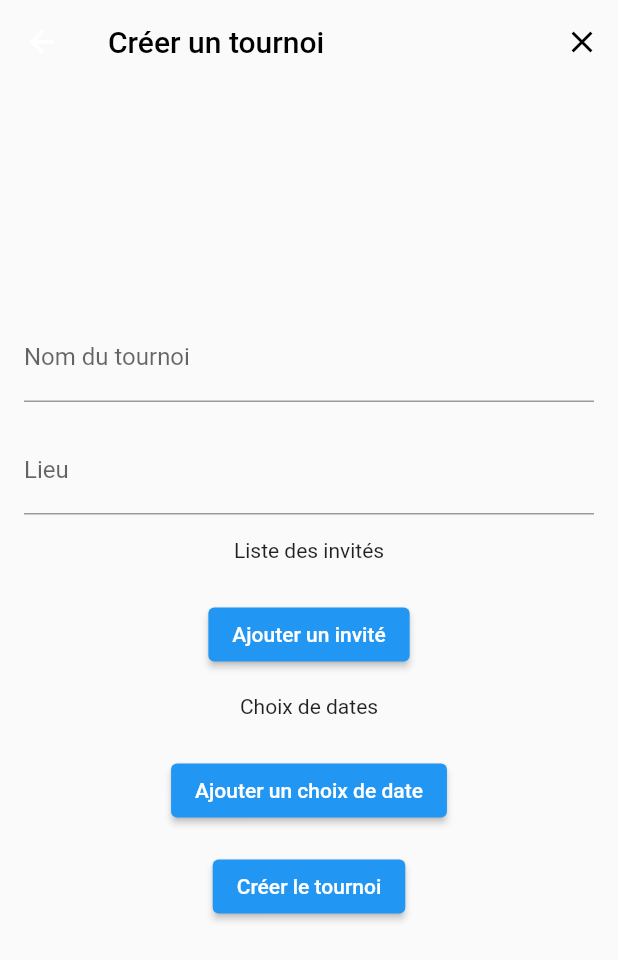
After one commit to brakzog/tournamentManagement, a Flutter app: the HomePage screen opened directly, item 2 of the bottom bar chosen, after a tap on the "add" icon, on a phone screen of 412 x 824 dp. The commit adds this screen. Shown: the top 960 px of the screen. Run offline on Flutter 3.47's test engine with Material 2 defaults, Android fonts, the phone set to English and light mode, and no system bars; our stand-ins replace firebase_auth, firebase_core, firebase_database, flutter_secure_storage, google_sign_in; missing offline and left inert: the_apple_sign_in; accounts and stored records are empty.

Commit message:
feat: add create tournament page UI alpha version feat: add logout action on bototm bar

```diff
--- a/lib/models/tournament.dart
+++ b/lib/models/tournament.dart
@@ -1,5 +1,4 @@
-import 'package:tournament_management/models/endTournament.dart';
-import 'package:tournament_management/models/match.dart';
+import 'package:tournament_management/models/end_tournament.dart';
 import 'package:tournament_management/models/poule.dart';
 
 class Tournament {
--- /dev/null
+++ b/lib/pages/create_tournament_page.dart
@@ -0,0 +1,243 @@
+import 'package:flutter/material.dart';
+import 'package:intl/intl.dart';
+
+class CreateTournamentPage extends StatefulWidget {
+  const CreateTournamentPage({super.key});
+
+  @override
+  CreateTournamentPageState createState() => CreateTournamentPageState();
+}
+
+class CreateTournamentPageState extends State<CreateTournamentPage> {
+  final TextEditingController _tournamentNameController =
+      TextEditingController();
+  final TextEditingController _locationController = TextEditingController();
+  final List<String> _guestList = [];
+  final List<DateTime> _selectedDates = [];
+
+  @override
+  Widget build(BuildContext context) {
+    return Scaffold(
+      extendBodyBehindAppBar: true,
+      appBar: AppBar(
+        title: const Text(
+          "Créer un tournoi",
+          style: TextStyle(color: Colors.black),
+        ),
+        backgroundColor: Colors.transparent,
+        elevation: 0,
+        actions: [
+          IconButton(
+            icon: const Icon(
+              Icons.close,
+              color: Colors.black,
+            ),
+            onPressed: () {
+              Navigator.pop(context);
+            },
+          ),
+        ],
+      ),
+      body: Padding(
+        padding: const EdgeInsets.all(16.0),
+        child: Column(
+          mainAxisAlignment: MainAxisAlignment.center,
+          children: [
+            TextFormField(
+              controller: _tournamentNameController,
+              decoration: const InputDecoration(labelText: "Nom du tournoi"),
+            ),
+            const SizedBox(height: 16.0),
+            TextFormField(
+              controller: _locationController,
+              decoration: const InputDecoration(labelText: "Lieu"),
+            ),
+            const SizedBox(height: 16.0),
+            _buildGuestList(),
+            const SizedBox(height: 16.0),
+            ElevatedButton(
+              onPressed: () {
+                _addGuest(context);
+              },
+              child: const Text("Ajouter un invité"),
+            ),
+            const SizedBox(height: 16.0),
+            _buildDateList(),
+            const SizedBox(height: 16.0),
+            ElevatedButton(
+              onPressed: () {
+                _showDateTimePickerDialog(context);
+              },
+              child: const Text("Ajouter un choix de date"),
+            ),
+            const SizedBox(height: 16.0),
+            ElevatedButton(
+              onPressed: () {
+                // Traitement à effectuer lors de la soumission du formulaire
+              },
+              child: const Text("Créer le tournoi"),
+            ),
+          ],
+        ),
+      ),
+    );
+  }
+
+  Widget _buildGuestList() {
+    return Column(
+      crossAxisAlignment: CrossAxisAlignment.start,
+      children: [
+        const Text("Liste des invités"),
+        const SizedBox(height: 8.0),
+        Wrap(
+          children: _guestList.map((guest) {
+            return Chip(
+              label: Text(guest),
+              deleteIcon: const Icon(Icons.cancel),
+              onDeleted: () {
+                _removeGuest(guest);
+              },
+            );
+          }).toList(),
+        ),
+      ],
+    );
+  }
+
+  void _addGuest(BuildContext context) async {
+    String? newGuest = await showDialog(
+      context: context,
+      builder: (BuildContext context) {
+        String guest = '';
+        return AlertDialog(
+          title: const Text('Ajouter un invité'),
+          content: TextField(
+            onChanged: (value) {
+              guest = value;
+            },
+            decoration: const InputDecoration(hintText: 'Nom de l\'invité'),
+          ),
+          actions: [
+            TextButton(
+              onPressed: () {
+                Navigator.pop(context); // Annuler
+              },
+              child: const Text('Annuler'),
+            ),
+            ElevatedButton(
+              onPressed: () {
+                Navigator.pop(context, guest); // Ajouter
+              },
+              child: const Text('Ajouter'),
+            ),
+          ],
+        );
+      },
+    );
+
+    if (newGuest != null && newGuest.isNotEmpty) {
+      setState(() {
+        _guestList.add(newGuest);
+      });
+    }
+  }
+
+  void _removeGuest(String guest) {
+    setState(() {
+      _guestList.remove(guest);
+    });
+  }
+
+  Widget _buildDateList() {
+    return Column(
+      crossAxisAlignment: CrossAxisAlignment.start,
+      children: [
+        const Text("Choix de dates"),
+        const SizedBox(height: 8.0),
+        Wrap(
+          children: _selectedDates.map((dateStr) {
+            return Chip(
+              label: Text(DateFormat('dd/MM/yyyy HH:mm').format(dateStr)),
+              deleteIcon: const Icon(Icons.cancel),
+              onDeleted: () {
+                _removeDate(dateStr);
+              },
+            );
+          }).toList(),
+        ),
+      ],
+    );
+  }
+
+  void _removeDate(DateTime date) {
+    setState(() {
+      _selectedDates.remove(date);
+    });
+  }
+
+  // Fonction pour afficher le dialogue de sélection de dates
+  Future<void> _showDateTimePickerDialog(BuildContext context) async {
+    DateTime currentDate = DateTime.now();
+
+    BuildContext dialogContext = context;
+
+    List<Object?> results = await Future.wait([
+      showDatePicker(
+        context: context,
+        initialDate: currentDate,
+        firstDate: currentDate,
+        lastDate: DateTime(2101),
+        selectableDayPredicate: (DateTime date) {
+          return true;
+        },
+      ),
+      showTimePicker(
+        context: dialogContext,
+        initialTime: TimeOfDay.now(),
+      ),
+    ]);
+
+    DateTime? pickedDate = results[0] as DateTime?;
+    TimeOfDay? pickedTime = results[1] as TimeOfDay?;
+
+    if (pickedDate != null && pickedTime != null) {
+      DateTime selectedDateTime = DateTime(
+        pickedDate.year,
+        pickedDate.month,
+        pickedDate.day,
+        pickedTime.hour,
+        pickedTime.minute,
+      );
+
+      if (!_selectedDates.contains(selectedDateTime)) {
+        setState(() {
+          _selectedDates.add(selectedDateTime);
+        });
+      }
+    }
+  }
+}
+
+class AnimatedCreateTournamentPageRoute extends PageRouteBuilder {
+  final Widget page;
+
+  AnimatedCreateTournamentPageRoute({required this.page})
+      : super(
+          pageBuilder: (context, animation, secondaryAnimation) => page,
+          transitionsBuilder: (context, animation, secondaryAnimation, child) {
+            const begin = Offset(0.0, 1.0);
+            const end = Offset.zero;
+            const curve = Curves.easeInOut;
+
+            var tween =
+                Tween(begin: begin, end: end).chain(CurveTween(curve: curve));
+
+            var offsetAnimation = animation.drive(tween);
+
+            return SlideTransition(
+              position: offsetAnimation,
+              child: child,
+            );
+          },
+        );
+}
--- a/lib/pages/home_page.dart
+++ b/lib/pages/home_page.dart
@@ -1,4 +1,8 @@
+import 'package:firebase_auth/firebase_auth.dart';
 import 'package:flutter/material.dart';
+import 'package:flutter_secure_storage/flutter_secure_storage.dart';
+import 'package:tournament_management/pages/create_tournament_page.dart';
+import 'package:tournament_management/pages/login_page.dart';
 import 'package:tournament_management/pages/participation_screen.dart';
 import 'package:tournament_management/pages/tournament_screen.dart';
 
@@ -16,6 +20,7 @@ class HomePageState extends State<HomePage> {
   final List<Widget> _tabs = [
     const TournamentScreen(),
     const ParticipationScreen(),
+    const LoginPage(),
   ];
 
   @override
@@ -28,10 +33,15 @@ class HomePageState extends State<HomePage> {
       bottomNavigationBar: BottomNavigationBar(
         currentIndex: _currentIndex, // L'onglet actuellement sélectionné.
         onTap: (int index) {
-          setState(() {
-            _currentIndex =
-                index; // Met à jour l'onglet actuellement sélectionné.
-          });
+          if (index == 2) {
+            // logout action
+            logoutUser();
+          } else {
+            setState(() {
+              _currentIndex =
+                  index; // Met à jour l'onglet actuellement sélectionné.
+            });
+          }
         },
         items: const [
           BottomNavigationBarItem(
@@ -42,7 +52,41 @@ class HomePageState extends State<HomePage> {
             icon: Icon(Icons.people), // Icône pour "Participations".
             label: "Participations",
           ),
+          BottomNavigationBarItem(
+            icon: Icon(
+              Icons.logout,
+            ),
+            label: "Se déconnecter",
+          ),
         ],
+      ),
+      floatingActionButton: FloatingActionButton(
+        onPressed: () {
+          // Action à effectuer lors du clic sur le bouton flottant.
+          // Par exemple, naviguer vers la page de création de tournoi.
+          Navigator.push(
+            context,
+            AnimatedCreateTournamentPageRoute(
+                page: const CreateTournamentPage()),
+          );
+        },
+        child: const Icon(Icons.add),
+      ),
+      floatingActionButtonLocation: FloatingActionButtonLocation.endFloat,
+    );
+  }
+
+  void logoutUser() async {
+    /*final userId = await const FlutterSecureStorage().read(key: "userId");
+    final credentialState = await TheAppleSignIn.getCredentialState(userId!);*/
+    FirebaseAuth.instance.signOut();
+    const FlutterSecureStorage().delete(key: "userId");
+    Navigator.of(context).pushReplacement(
+      MaterialPageRoute(
+        builder: (context) {
+          // Retournez la page de destination (par exemple, HomePage)
+          return const LoginPage();
+        },
       ),
     );
   }
--- a/lib/pages/tournament_screen.dart
+++ b/lib/pages/tournament_screen.dart
@@ -6,7 +6,7 @@ import 'package:firebase_database/firebase_database.dart';
 import 'package:flutter/foundation.dart';
 import 'package:flutter/material.dart';
 import 'package:intl/intl.dart';
-import 'package:tournament_management/models/endTournament.dart';
+import 'package:tournament_management/models/end_tournament.dart';
 import 'package:tournament_management/models/match.dart';
 import 'package:tournament_management/models/poule.dart';
 import 'package:tournament_management/models/tournament.dart';
--- a/pubspec.yaml
+++ b/pubspec.yaml
@@ -18,7 +18,9 @@ dependencies:
   google_sign_in_android: ^6.1.20
   google_sign_in_ios: ^5.6.4
   the_apple_sign_in: ^1.1.1
-  intl: ^0.18.1
+  intl: ^0.17.0
+  flutter_datetime_picker: ^1.5.1
+
 dev_dependencies:
   flutter_test:
     sdk: flutter
```
Also changed, not shown: pubspec.lock, 1 other file.
